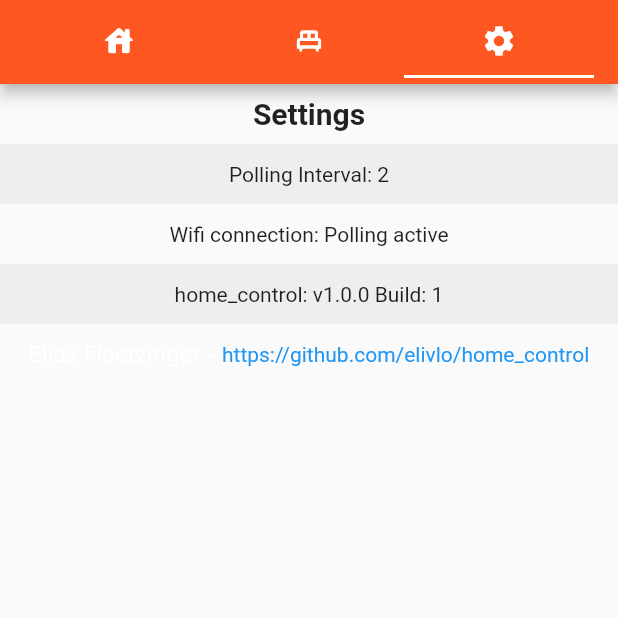
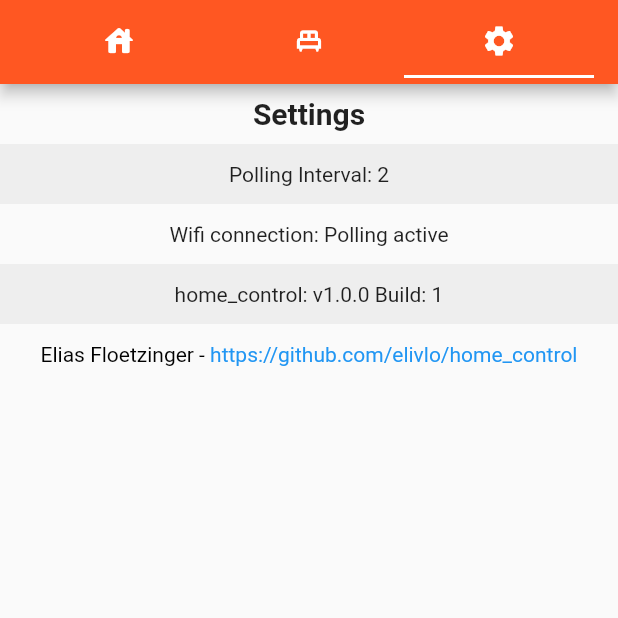
Before and after one commit to elivlo/home_control, a Flutter app: the screen it shows after launch, tab 3 chosen, on a phone screen of 412 x 824 dp, the top half of it. Run offline on Flutter 3.47's test engine with Material 2 defaults, Android fonts, the phone set to English and light mode, and no system bars; our stand-ins replace connectivity, package_info, shared_preferences, sqflite, string_validator; accounts and stored records are empty.

```diff
--- a/lib/subPages/settings.dart
+++ b/lib/subPages/settings.dart
@@ -68,7 +68,8 @@ class SettingsState extends State<Settings> {
               child: RichText(text: TextSpan(
                 children: [
                   TextSpan(
-                    text: Settings.owner + " - "
+                    text: Settings.owner + " - ",
+                    style: TextStyle(color: Colors.black),
                   ),
                   TextSpan(
                     text: Settings.gitproject,
```
Also changed, not shown: pubspec.lock, 2 other files.
